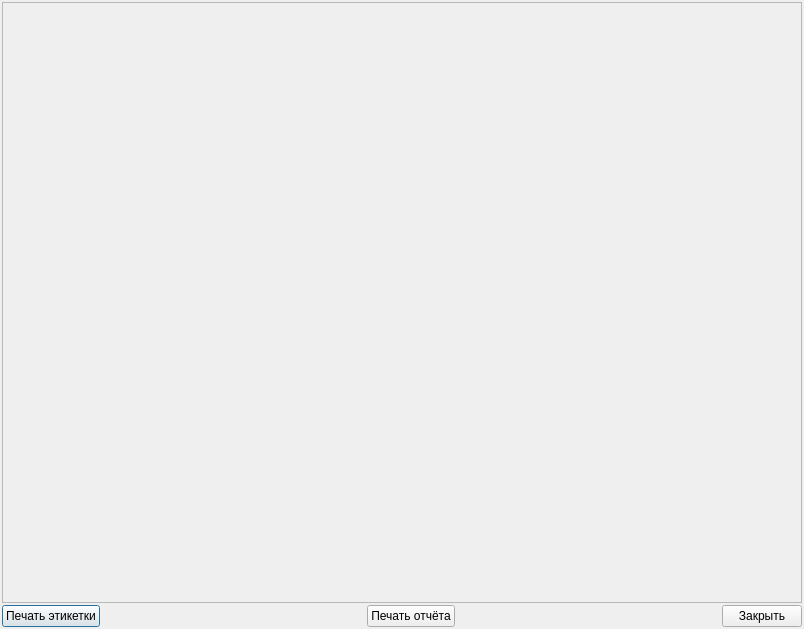
Nodens-LOTGA/CircuitTester, file src/ReportDialog.ui: the form before one commit.
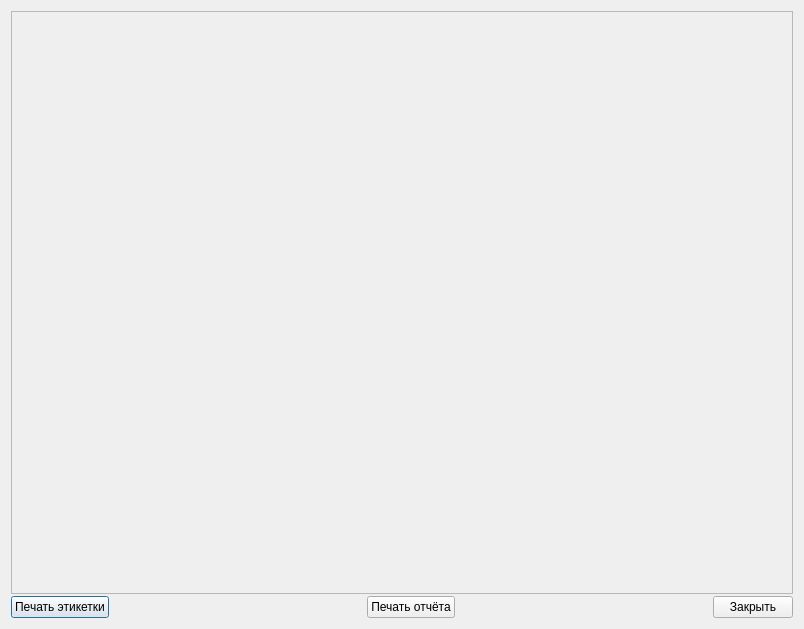
The form after the commit.

```diff
--- a/src/ReportDialog.ui
+++ b/src/ReportDialog.ui
@@ -27,16 +27,16 @@
   </property>
   <layout class="QGridLayout" name="gridLayout">
    <property name="leftMargin">
-    <number>2</number>
+    <number>11</number>
    </property>
    <property name="topMargin">
-    <number>2</number>
+    <number>11</number>
    </property>
    <property name="rightMargin">
-    <number>2</number>
+    <number>11</number>
    </property>
    <property name="bottomMargin">
-    <number>2</number>
+    <number>11</number>
    </property>
    <property name="spacing">
     <number>2</number>
```
